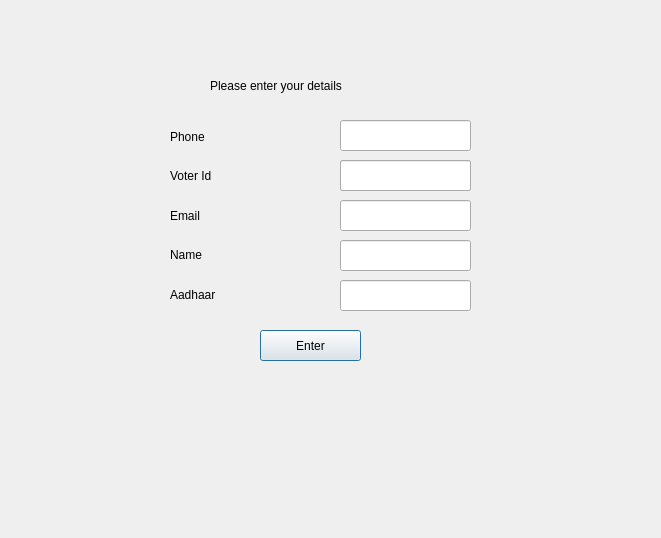
This is ui/signup.ui in cs18b047/BMS as Qt 5 draws it before an edit. The edited form follows.
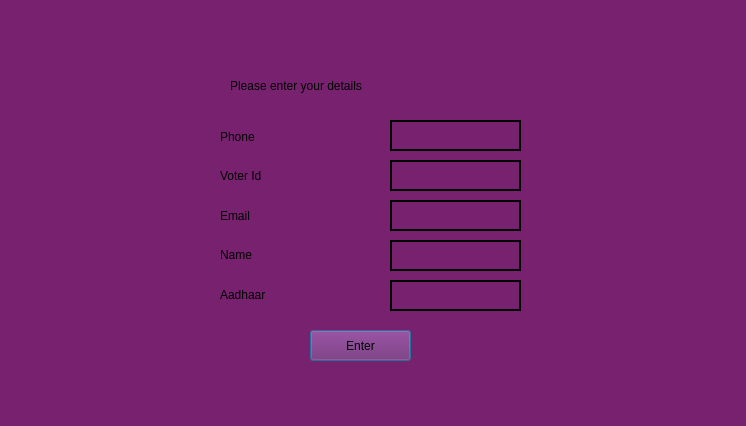
This is the edited form.

Diff of the .ui file:
```diff
--- a/ui/signup.ui
+++ b/ui/signup.ui
@@ -6,17 +6,22 @@
    <rect>
     <x>0</x>
     <y>0</y>
-    <width>661</width>
-    <height>538</height>
+    <width>746</width>
+    <height>426</height>
    </rect>
   </property>
   <property name="windowTitle">
    <string>Dialog</string>
   </property>
+  <property name="styleSheet">
+   <string notr="true">background-color: rgb(119, 33, 111);
+selection-color: rgb(0, 0, 0);
+font: 63 11pt &quot;URW Gothic&quot;;</string>
+  </property>
   <widget class="QPushButton" name="pushButton_5">
    <property name="geometry">
     <rect>
-     <x>260</x>
+     <x>310</x>
      <y>330</y>
      <width>101</width>
      <height>31</height>
@@ -29,7 +34,7 @@
   <widget class="QLineEdit" name="lineEdit_2">
    <property name="geometry">
     <rect>
-     <x>340</x>
+     <x>390</x>
      <y>160</y>
      <width>131</width>
      <height>31</height>
@@ -39,57 +44,72 @@
   <widget class="QLineEdit" name="aadhaarbutton">
    <property name="geometry">
     <rect>
-     <x>340</x>
+     <x>390</x>
      <y>280</y>
      <width>131</width>
      <height>31</height>
     </rect>
    </property>
+   <property name="styleSheet">
+    <string notr="true">border: 2px solid black;</string>
+   </property>
   </widget>
   <widget class="QLineEdit" name="Phonenumbutton">
    <property name="geometry">
     <rect>
-     <x>340</x>
+     <x>390</x>
      <y>120</y>
      <width>131</width>
      <height>31</height>
     </rect>
    </property>
+   <property name="styleSheet">
+    <string notr="true">border: 2px solid black;</string>
+   </property>
   </widget>
   <widget class="QLineEdit" name="namebutton">
    <property name="geometry">
     <rect>
-     <x>340</x>
+     <x>390</x>
      <y>240</y>
      <width>131</width>
      <height>31</height>
     </rect>
    </property>
+   <property name="styleSheet">
+    <string notr="true">border: 2px solid black;</string>
+   </property>
   </widget>
   <widget class="QLineEdit" name="voteridbutton">
    <property name="geometry">
     <rect>
-     <x>340</x>
+     <x>390</x>
      <y>160</y>
      <width>131</width>
      <height>31</height>
     </rect>
    </property>
+   <property name="styleSheet">
+    <string notr="true">border: 2px solid black;</string>
+   </property>
   </widget>
   <widget class="QLineEdit" name="emailbutton">
    <property name="geometry">
     <rect>
-     <x>340</x>
+     <x>390</x>
      <y>200</y>
      <width>131</width>
      <height>31</height>
     </rect>
    </property>
+   <property name="styleSheet">
+    <string notr="true">border: 2px solid black;</string>
+   </property>
   </widget>
   <widget class="QWidget" name="layoutWidget">
    <property name="geometry">
     <rect>
-     <x>170</x>
+     <x>220</x>
      <y>120</y>
      <width>123</width>
      <height>191</height>
@@ -136,12 +156,15 @@
   <widget class="QLabel" name="label_6">
    <property name="geometry">
     <rect>
-     <x>210</x>
+     <x>230</x>
      <y>70</y>
-     <width>221</width>
+     <width>321</width>
      <height>32</height>
     </rect>
    </property>
+   <property name="styleSheet">
+    <string notr="true">font: 63 13pt &quot;URW Gothic&quot;;</string>
+   </property>
    <property name="text">
     <string>Please enter your details</string>
    </property>
```
